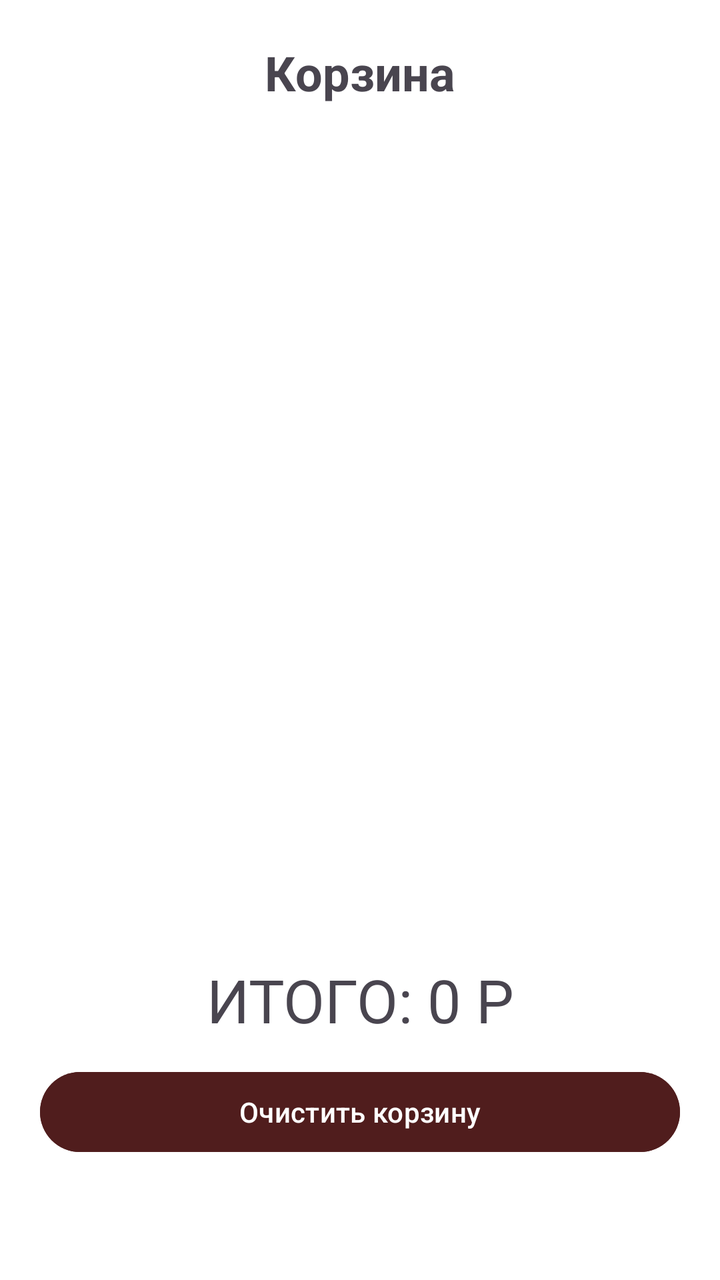
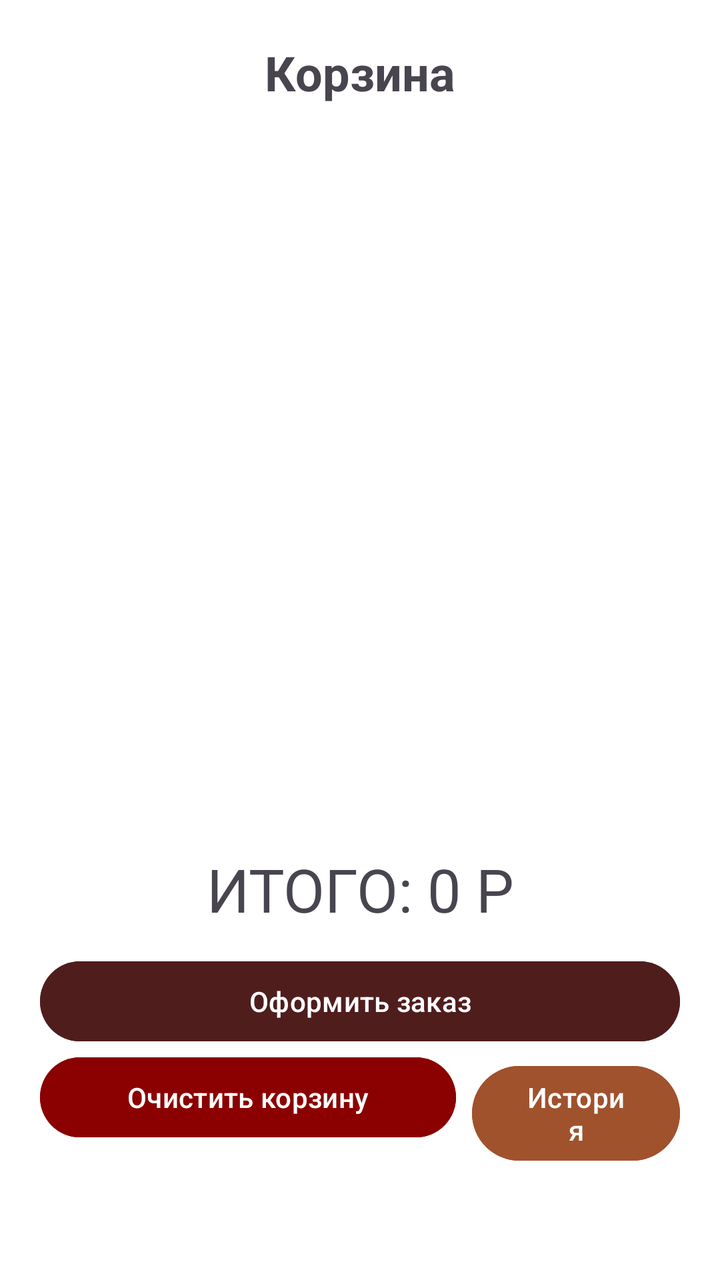

Screens rendered from an Android XML layout before and after an edit, with the pre-edit source and the edit as a unified diff.
<!-- AndroidManifest.xml: application theme Theme.MyApplicationShop -->
<!-- res/layout/activity_cart.xml -->
<?xml version="1.0" encoding="utf-8"?>
<LinearLayout xmlns:android="http://schemas.android.com/apk/res/android"
    android:layout_width="match_parent"
    android:layout_height="match_parent"
    android:orientation="vertical"
    android:padding="20dp"
    android:background="@color/white">

    <TextView
        android:id="@+id/tvCartTitle"
        android:layout_width="match_parent"
        android:layout_height="wrap_content"
        android:text="Корзина"
        android:textStyle="bold"
        android:textSize="24sp"
        android:textAlignment="center"
        android:layout_marginBottom="15dp"/>

    
    <androidx.recyclerview.widget.RecyclerView
        android:id="@+id/rvCartList"
        android:layout_width="match_parent"
        android:layout_height="0dp"
        android:layout_weight="1"/>

    <TextView
        android:id="@+id/tvCartTotalSum"
        android:layout_width="match_parent"
        android:layout_height="wrap_content"
        android:text="ИТОГО: 0 Р"
        android:textSize="30sp"
        android:paddingBottom="12dp"
        android:paddingTop="12dp"
        android:textAlignment="center"/>


    <Button
        android:id="@+id/btnClearCart"
        android:layout_width="match_parent"
        android:layout_height="wrap_content"
        android:backgroundTint="#501D1D"
        android:layout_marginBottom="40dp"
        android:text="Очистить корзину"/>


</LinearLayout>
<!-- resources referenced by this layout -->
<resources>
  <color name="white">#FFFFFFFF</color>
  <style name="Theme.MyApplicationShop" parent="Base.Theme.MyApplicationShop" />
  <style name="Base.Theme.MyApplicationShop" parent="Theme.Material3.DayNight.NoActionBar">
          
          
      </style>
</resources>

<!-- the commit's change to res/layout/activity_cart.xml (unified diff, before → after) -->
@@ -33,14 +33,38 @@
         android:paddingTop="12dp"
         android:textAlignment="center"/>
 
-
     <Button
-        android:id="@+id/btnClearCart"
+        android:id="@+id/btnMakeOrder"
         android:layout_width="match_parent"
         android:layout_height="wrap_content"
         android:backgroundTint="#501D1D"
-        android:layout_marginBottom="40dp"
-        android:text="Очистить корзину"/>
+        android:text="Оформить заказ"/>
+
+    <LinearLayout
+        android:layout_width="match_parent"
+        android:layout_height="wrap_content"
+        android:orientation="horizontal">
+
+        <Button
+            android:id="@+id/btnClearCart"
+            android:layout_width="0dp"
+            android:layout_weight="2"
+            android:layout_height="wrap_content"
+            android:backgroundTint="#8B0000"
+            android:layout_marginBottom="40dp"
+            android:text="Очистить корзину"
+            android:layout_marginRight="8dp"/>
+
+        <Button
+            android:id="@+id/btnOpenHistory"
+            android:layout_width="0dp"
+            android:layout_weight="1"
+            android:layout_height="wrap_content"
+            android:backgroundTint="#A0522D"
+            android:layout_marginBottom="40dp"
+            android:text="История"/>
+
+    </LinearLayout>
 
 
 </LinearLayout>
